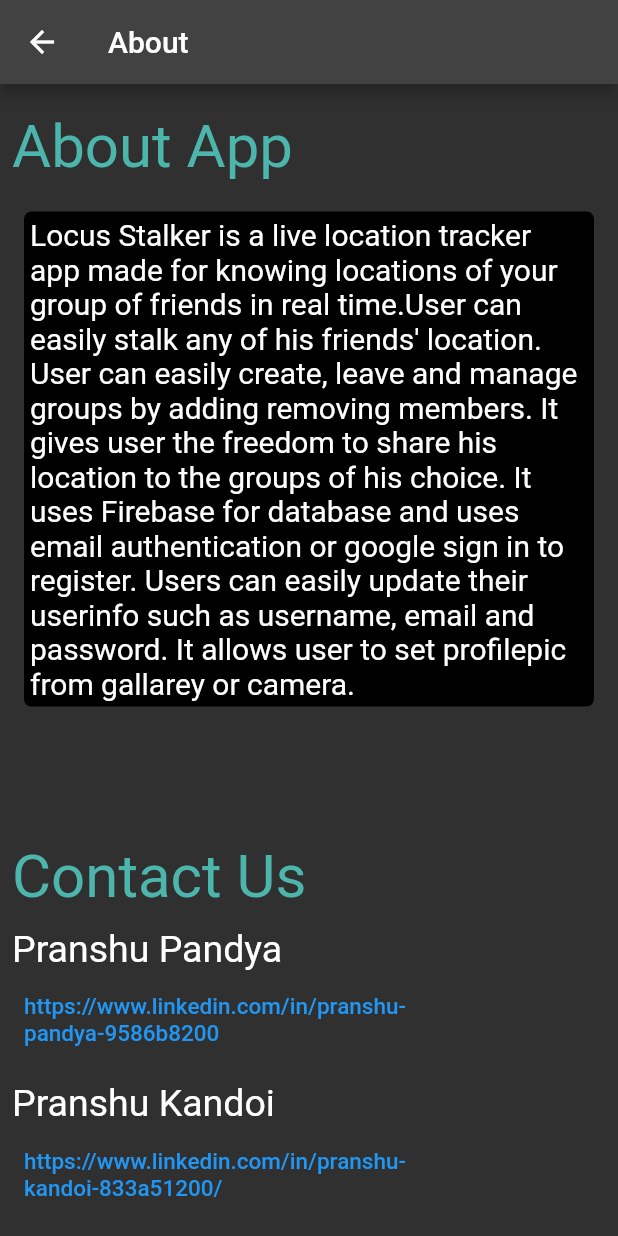
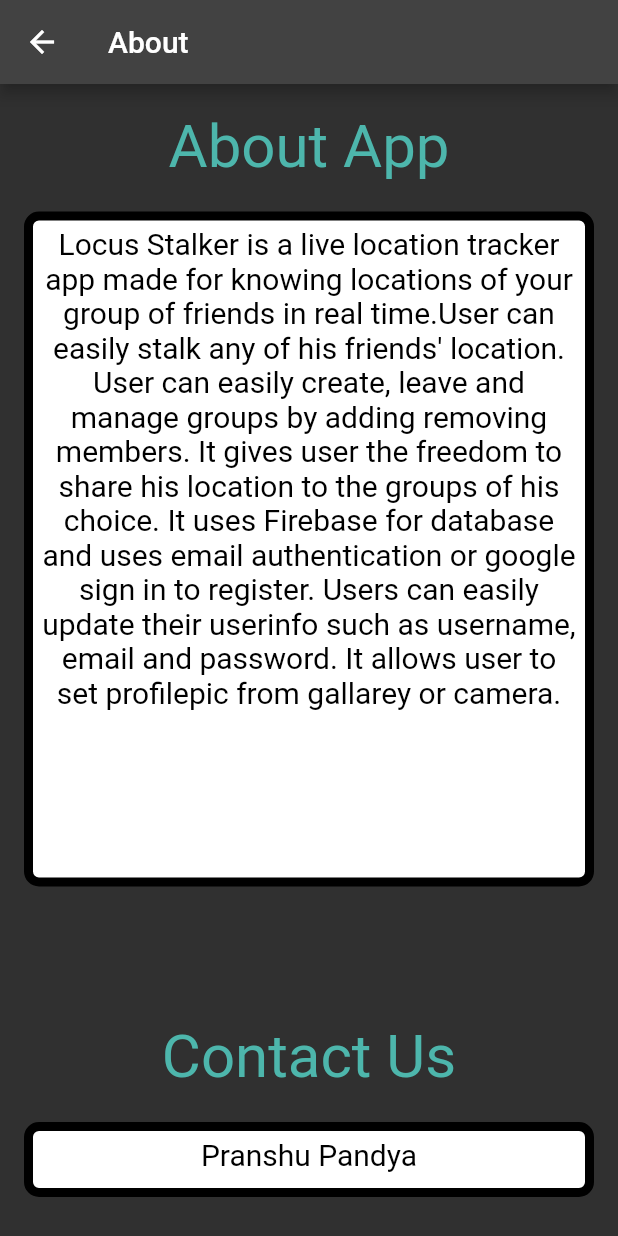
Before and after one commit to PranshuPandya/locus-stolker-app, a Flutter app: the AboutScreen screen opened by its route, on a phone screen of 412 x 824 dp. Run offline on Flutter 3.47's test engine with Material 2 defaults, Android fonts, the phone set to English and light mode, and no system bars; our stand-ins replace animated_text_kit, cloud_firestore, firebase_auth, firebase_core, firebase_storage, geolocator and 3 more; missing offline and left inert: custom_pop_up_menu; accounts and stored records are empty.

Commit message:
Update about_screen.dart

```diff
--- a/lib/screens/about_screen.dart
+++ b/lib/screens/about_screen.dart
@@ -42,6 +42,7 @@ class _AboutScreenState extends State<AboutScreen> {
             SizedBox(height: 10.0),
             Text(
               'About App',
+              textAlign : TextAlign.center,
               style: TextStyle(
                 color: Colors.teal.shade300,
                 fontSize: 40.0,
@@ -57,18 +58,29 @@ class _AboutScreenState extends State<AboutScreen> {
               ),
               child: Container(
                 padding: EdgeInsets.all(4.0),
+                height: 450.0,
+                width: 300.0,
                 decoration: BoxDecoration(
-                  color: Colors.black,
-                  borderRadius: BorderRadius.circular(5),
+                  color: Colors.white,
+                  border: Border.all(
+                    color: Colors.black,
+                    width: 6,
+                  ),
+                  borderRadius: BorderRadius.circular(10),
                 ),
                 child: Text(
                   'Locus Stalker is a live location tracker app made for knowing locations of your group of friends in real time.User can easily stalk any of his friends\' location. User can easily create, leave and manage groups by adding removing members. It gives user the freedom to share his location to the groups of his choice. It uses Firebase for database and uses email authentication or google sign in to register. Users can easily update their userinfo such as username, email and password. It allows user to set profilepic from gallarey or camera.',
-                  style: TextStyle(fontSize: 20.0, color: Colors.white),
+                  textAlign: TextAlign.center,
+                  style: TextStyle(
+                    color: Colors.black,
+                    fontSize: 20.0,
+                  ),
                 ),
               ),
             ),
             SizedBox(height: 80.0),
             Text('Contact Us',
+                 textAlign: TextAlign.center,
                 style: TextStyle(
                   color: Colors.teal.shade300,
                   fontSize: 40.0,
@@ -76,9 +88,32 @@ class _AboutScreenState extends State<AboutScreen> {
             SizedBox(
               height: 10,
             ),
-            Text(
-              'Pranshu Pandya',
-              style: TextStyle(fontSize: 25.0),
+            Padding(
+              padding: EdgeInsets.symmetric(
+                vertical: 10.0,
+                horizontal: 8.0,
+              ),
+              child: Container(
+                padding: EdgeInsets.all(4.0),
+                height: 50.0,
+                width: 300,
+                decoration: BoxDecoration(
+                  color: Colors.white,
+                  border: Border.all(
+                    color: Colors.black,
+                    width: 6,
+                  ),
+                  borderRadius: BorderRadius.circular(10),
+                ),
+                child: Text(
+                  'Pranshu Pandya',
+                  textAlign: TextAlign.center,
+                  style: TextStyle(
+                    color: Colors.black,
+                    fontSize: 20.0,
+                  ),
+                ),
+              ),
             ),
             SizedBox(
               height: 7,
@@ -95,9 +130,32 @@ class _AboutScreenState extends State<AboutScreen> {
             SizedBox(
               height: 15,
             ),
-            Text(
-              'Pranshu Kandoi',
-              style: TextStyle(fontSize: 25.0),
+            Padding(
+              padding: EdgeInsets.symmetric(
+                vertical: 10.0,
+                horizontal: 8.0,
+              ),
+              child: Container(
+                padding: EdgeInsets.all(4.0),
+                height: 50.0,
+                width: 300,
+                decoration: BoxDecoration(
+                  color: Colors.white,
+                  border: Border.all(
+                    color: Colors.black,
+                    width: 6,
+                  ),
+                  borderRadius: BorderRadius.circular(10),
+                ),
+                child: Text(
+                  'Pranshu Kandoi',
+                  textAlign: TextAlign.center,
+                  style: TextStyle(
+                    color: Colors.black,
+                    fontSize: 20.0,
+                  ),
+                ),
+              ),
             ),
             SizedBox(
               height: 7,
```
